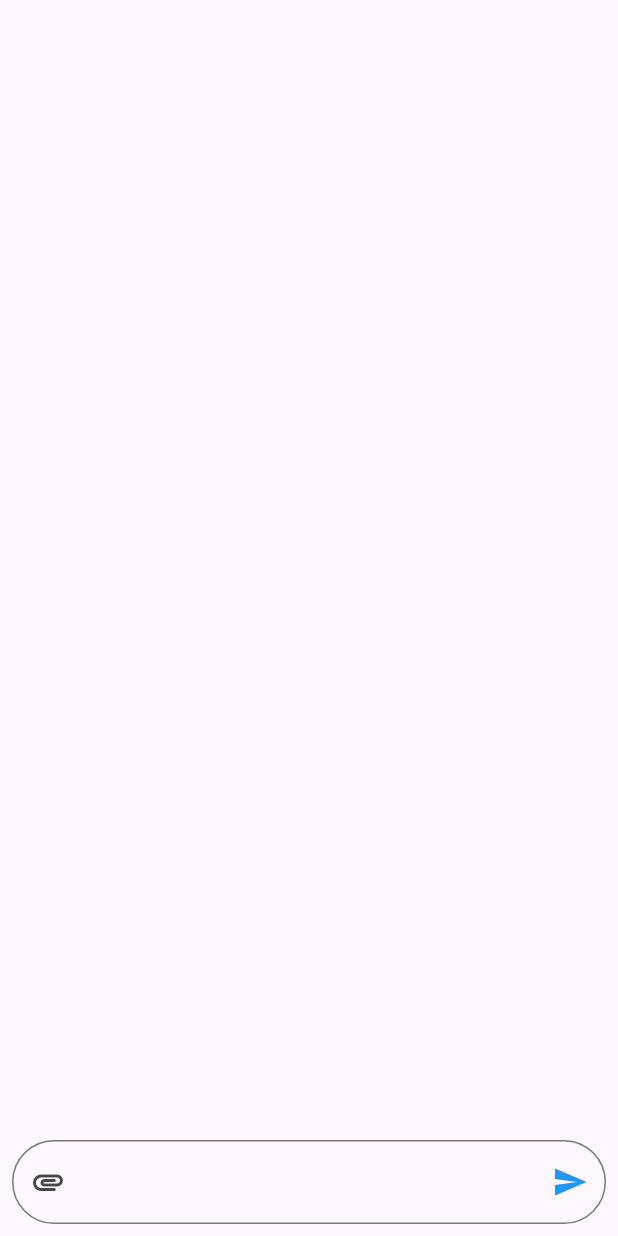
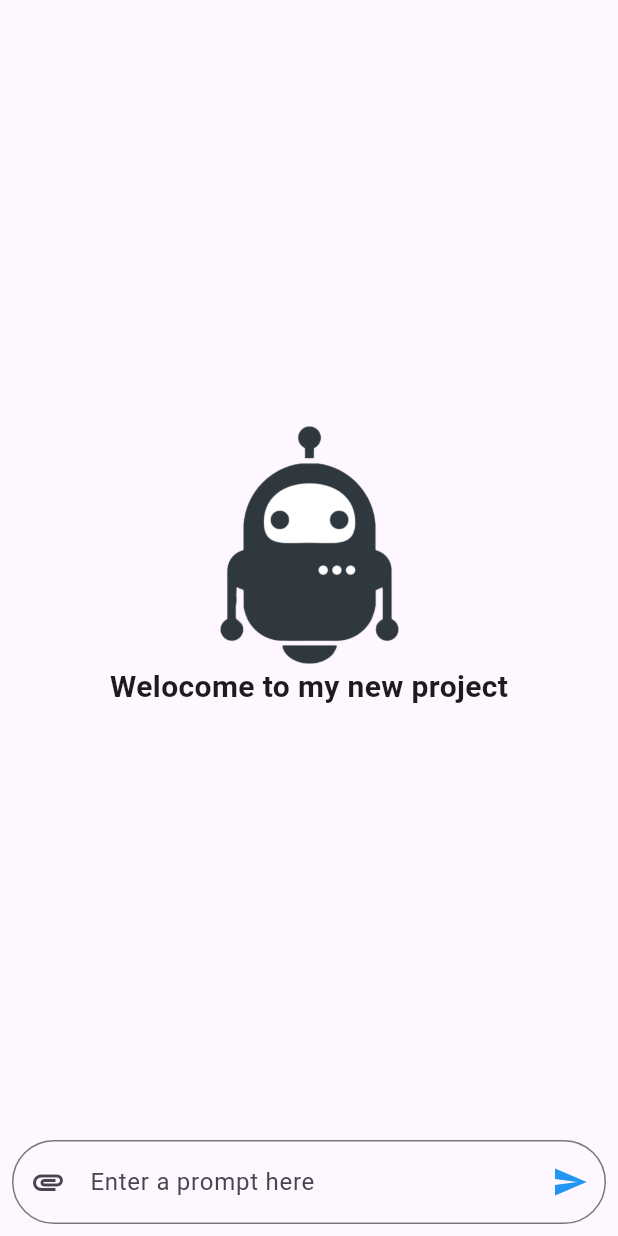
Before and after one commit to ranjitIN/flutter_gemini, a Flutter app: the screen it shows after launch, on a phone screen of 412 x 824 dp. Run offline on Flutter 3.47's test engine with Material 3 defaults, Android fonts, the light colour scheme and no system bars; drawn by our look-alikes of animated_text_kit; our stand-ins replace bloc, envied, flutter_bloc, flutter_markdown, flutter_spinkit, google_generative_ai; missing offline and left inert: markdown; generated files the repository leaves out were written again.

Commit message:
basic implimentation with gemini complete

```diff
--- a/lib/features/chat/chat_view.dart
+++ b/lib/features/chat/chat_view.dart
@@ -1,3 +1,4 @@
+import 'package:animated_text_kit/animated_text_kit.dart';
 import 'package:flutter/material.dart';
 import 'package:flutter_bloc/flutter_bloc.dart';
 import 'package:generative_ai_gemini/features/chat/bloc/chat_bloc.dart';
@@ -34,6 +35,7 @@ class _ChatViewState extends State<ChatView> {
 
   @override
   Widget build(BuildContext context) {
+    final Size screenSize = MediaQuery.of(context).size;
     return BlocConsumer<ChatBloc, ChatState>(
       listener: (context, state) {
         if (state is MessageSendAndReciveState) {
@@ -46,7 +48,50 @@ class _ChatViewState extends State<ChatView> {
       builder: (context, state) => Scaffold(
         body: Padding(
           padding: const EdgeInsets.all(16.0),
-          child: ListView.builder(
+          child: context.read<ChatBloc>().chats.isEmpty
+              ? Center(
+                  child: SizedBox(
+                    child: Column(
+                      mainAxisAlignment: MainAxisAlignment.center,
+                      crossAxisAlignment: CrossAxisAlignment.center,
+                      children: [
+                        Image.asset(
+                          robot_image,
+                          width: screenSize.width * 0.4,
+                          height: screenSize.height * 0.2,
+                        ),
+                        AnimatedTextKit(
+                          animatedTexts: [
+                            TypewriterAnimatedText(
+                              'Welocome to my new project',
+                              textStyle: const TextStyle(
+                                fontSize: 20.0,
+                                fontWeight: FontWeight.w600,
+                              ),
+                            ),
+                            TypewriterAnimatedText(
+                              'How can i help you',
+                              textStyle: const TextStyle(
+                                fontSize: 20.0,
+                                fontWeight: FontWeight.w600,
+                              ),
+                            ),
+                             TypewriterAnimatedText(
+                              'send the context what you are looking for !',
+                              textStyle: const TextStyle(
+                                fontSize: 20.0,
+                                fontWeight: FontWeight.w600,
+                              ),
+                            ),
+                          ],
+                          displayFullTextOnTap: true,
+                          stopPauseOnTap: true,
+                        )
+                      ],
+                    ),
+                  ),
+                )
+              : ListView.builder(
                   shrinkWrap: true,
                   controller: scrollController,
                   itemCount: context.read<ChatBloc>().chats.length,
@@ -55,13 +100,20 @@ class _ChatViewState extends State<ChatView> {
                         PromptType.gemini) {
                       return PromptByGemini(
                           chat: context.read<ChatBloc>().chats[index]);
-                } else if (context.read<ChatBloc>().chats[index].promptType ==
+                    } else if (context
+                            .read<ChatBloc>()
+                            .chats[index]
+                            .promptType ==
                         PromptType.user) {
                       return PromptByUser(
-                    prompt: context.read<ChatBloc>().chats[index].prompt ?? "",
+                        prompt:
+                            context.read<ChatBloc>().chats[index].prompt ?? "",
                         onPressed: () {},
                       );
-                } else if (context.read<ChatBloc>().chats[index].promptType ==
+                    } else if (context
+                            .read<ChatBloc>()
+                            .chats[index]
+                            .promptType ==
                         PromptType.error) {
                       return ResponseError(
                         chat: context.read<ChatBloc>().chats[index],
@@ -77,6 +129,7 @@ class _ChatViewState extends State<ChatView> {
             maxLines: 5,
             minLines: 1,
             decoration: InputDecoration(
+                hintText: "Enter a prompt here",
                 border:
                     OutlineInputBorder(borderRadius: BorderRadius.circular(30)),
                 prefixIcon: IconButton(
--- a/pubspec.yaml
+++ b/pubspec.yaml
@@ -1,5 +1,5 @@
 name: generative_ai_gemini
-description: "A new Flutter project."
+description: "A Genereative Ai Project"
 # The following line prevents the package from being accidentally published to
 # pub.dev using `flutter pub publish`. This is preferred for private packages.
 publish_to: 'none' # Remove this line if you wish to publish to pub.dev
```
Also changed, not shown: lib/assets/images/robot.png, 3 other files. Lines whose indentation alone changed are shown as unchanged.
